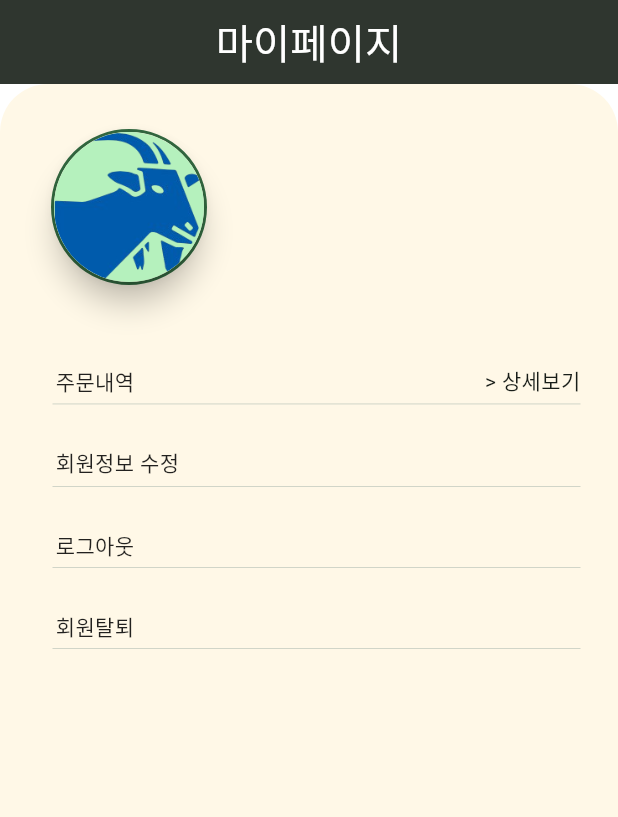
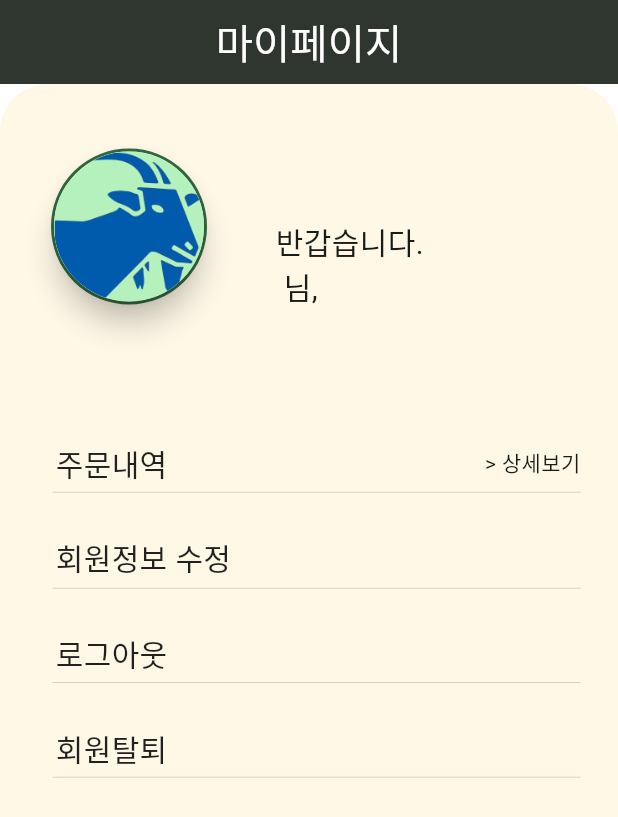
Before and after one commit to ALSDlab/birthday_presents_web_app, a Flutter app: the ProfilePage screen opened directly with empty values, on a phone screen of 412 x 824 dp. Shown: the top 817 px of the screen. Run offline on Flutter 3.47's test engine with Material 3 defaults, Android fonts, the phone set to English and light mode, and no system bars; drawn by our look-alikes of avatar_glow; our stand-ins replace badges, bootstrap_icons, cached_network_image, cloud_firestore, connectivity_plus, firebase_auth and 9 more; missing offline and left inert: bootpay, daum_postcode_search, kpostal_web, vitality; accounts and stored records are empty; generated files the repository leaves out were written again; Roboto replaces fonts that are missing (Jalnan, Kopub).

Commit message:
feat: 프로필 페이지 UI 완료

```diff
--- a/lib/view/page/main_page/main_page.dart
+++ b/lib/view/page/main_page/main_page.dart
@@ -268,15 +268,28 @@ class _MainPageState extends State<MainPage> {
                           const Divider(),
                           const Padding(
                             padding: EdgeInsets.all(8.0),
-                            child: Text(
-                              softWrap: true,//긴 텍스트 줄 바꿈
+                            child: Column(
+                              children: [
+                                Text(
+                                  softWrap: true, //긴 텍스트 줄 바꿈
                                   style: TextStyle(
                                       letterSpacing: 1.1,
                                       height: 1.4,
                                       fontFamily: 'Kopub',
-                                  color: Colors.grey
+                                      color: Colors.grey),
+                                  '상호: 건강담은 민영기염소탕 흑염소진액 | 대표: 임유리 | 주소: 충남 아산시 둔포면 중앙공원로 33번길 3-11 | 사업자번호: 106-53-60883 | 통신판매업신고: 2024-충남아산-0466 | 고객상담실: 010-5837-7427 | e-메일: envy1012@naver.com',
                                 ),
-                              '상호: 민영기염소탕 | 대표: 민영기 | 주소: 충남 아산시 둔포면 중앙공원로 33번길 3-11 | 사업자번호: 186-62-00277 | 통신판매업신고: 2023-충남아산-1498 | 고객상담실: 010-5837-7427 | e-메일: envy1012@naver.com',
+                                SizedBox(height: 15,),
+                                Text(
+                                    softWrap: true, //긴 텍스트 줄 바꿈
+                                    style: TextStyle(
+                                      fontSize: 10,
+                                        letterSpacing: 1.1,
+                                        height: 1.4,
+                                        fontFamily: 'Kopub',
+                                        color: Colors.grey),
+                                    'ⓒ 2024. 건강담은 민영기염소탕 흑염소진액 Co. All rights reserved.'),
+                              ],
                             ),
                           ),
 
--- a/lib/view/page/profile_page/profile_page.dart
+++ b/lib/view/page/profile_page/profile_page.dart
@@ -2,8 +2,10 @@ import 'dart:io';
 
 import 'package:avatar_glow/avatar_glow.dart';
 import 'package:firebase_auth/firebase_auth.dart';
+import 'package:flutter/cupertino.dart';
 import 'package:flutter/foundation.dart';
 import 'package:flutter/material.dart';
+import 'package:flutter/widgets.dart';
 import 'package:flutter_screenutil/flutter_screenutil.dart';
 import 'package:go_router/go_router.dart';
 import 'package:image_picker/image_picker.dart';
@@ -24,7 +26,7 @@ class _ProfilePageState extends State<ProfilePage> {
 
   @override
   Widget build(BuildContext context) {
-    final imageSize = MediaQuery.of(context).size.width / 6;
+    const double imageSize = 100;
     return Scaffold(
       appBar: AppBar(
         automaticallyImplyLeading: false,
@@ -48,7 +50,7 @@ class _ProfilePageState extends State<ProfilePage> {
             child: Container(
               color: const Color(0xFFFFF8E7),
               child: Padding(
-                padding: const EdgeInsets.fromLTRB(25, 30, 25, 10),
+                padding: const EdgeInsets.fromLTRB(25, 40, 25, 10),
                 child: Column(
                   crossAxisAlignment: CrossAxisAlignment.start,
                   children: [
@@ -61,7 +63,7 @@ class _ProfilePageState extends State<ProfilePage> {
                           ),
                           if (_pickedFile == null)
                             Container(
-                              constraints: BoxConstraints(
+                              constraints: const BoxConstraints(
                                 minHeight: imageSize,
                                 minWidth: imageSize,
                               ),
@@ -94,7 +96,7 @@ class _ProfilePageState extends State<ProfilePage> {
                                         backgroundImage: AssetImage(
                                           'assets/images/myk_market_logo.png',
                                         ),
-                                        radius: 50.0,
+                                        radius: imageSize / 2,
                                       ),
                                     ),
                                   ),
@@ -103,7 +105,7 @@ class _ProfilePageState extends State<ProfilePage> {
                             )
                           else
                             Container(
-                              constraints: BoxConstraints(
+                              constraints: const BoxConstraints(
                                 minHeight: imageSize,
                                 minWidth: imageSize,
                               ),
@@ -143,18 +145,25 @@ class _ProfilePageState extends State<ProfilePage> {
                               ),
                             ),
                           SizedBox(
-                            width: 15.h,
+                            width: 50.h,
                           ),
+                          Column(
+                            mainAxisAlignment: MainAxisAlignment.end,
+                            crossAxisAlignment: CrossAxisAlignment.start,
+                            children: [
+                              SizedBox(height: 50,),
+                              const Text('반갑습니다.',style: TextStyle(fontSize: 20),),
                               Text(
-                            FirebaseAuth.instance.currentUser?.displayName ??
-                                '사용자',
+                                '${FirebaseAuth.instance.currentUser?.displayName} 님,',
                                 style: const TextStyle(fontSize: 20),
+                              ),
+                            ],
                           ),
                         ],
                       ),
                     ),
                     SizedBox(
-                      height: 32.h,
+                      height: 70.h,
                     ),
                     Column(
                       crossAxisAlignment: CrossAxisAlignment.start,
@@ -165,10 +174,12 @@ class _ProfilePageState extends State<ProfilePage> {
                                 '/profile_page/order_history_page',
                                 extra: {'hideNavBar': widget.hideNavBar});
                           },
-                          child: const Padding(
-                            padding: EdgeInsets.only(top: 24, left: 12),
-                            child: SizedBox(
-                              child: Row(
+                          child: Padding(
+                            padding: const EdgeInsets.only(top: 24, left: 12),
+                            child: Container(
+                              width: double.infinity,
+                              color: Colors.transparent,
+                              child: const Row(
                                 mainAxisAlignment:
                                     MainAxisAlignment.spaceBetween,
                                 mainAxisSize: MainAxisSize.max,
@@ -176,7 +187,7 @@ class _ProfilePageState extends State<ProfilePage> {
                                   Text(
                                     '주문내역',
                                     style: TextStyle(
-                                      color: Colors.black87,
+                                      color: Colors.black87, fontSize: 20
                                     ),
                                   ),
                                   Text(' > 상세보기'),
@@ -196,17 +207,19 @@ class _ProfilePageState extends State<ProfilePage> {
                             GoRouter.of(context)
                                 .push('/profile_page/edit_user_info_page');
                           },
-                          child: const Padding(
-                            padding: EdgeInsets.only(top: 24, left: 12),
-                            child: SizedBox(
-                              child: Row(
+                          child: Padding(
+                            padding: const EdgeInsets.only(top: 24, left: 12),
+                            child: Container(
+                              width: double.infinity,
+                              color: Colors.transparent,
+                              child: const Row(
                                 mainAxisSize: MainAxisSize.max,
                                 mainAxisAlignment: MainAxisAlignment.start,
                                 children: [
                                   Text(
                                     '회원정보 수정',
                                     style: TextStyle(
-                                      color: Colors.black87,
+                                      color: Colors.black87,  fontSize: 20
                                     ),
                                   ),
                                 ],
@@ -238,19 +251,23 @@ class _ProfilePageState extends State<ProfilePage> {
                             }
                             GoRouter.of(context).go('/main_page');
                           },
-                          child: const Padding(
-                            padding: EdgeInsets.only(top: 24, left: 12),
-                            child: Row(
+                          child: Padding(
+                            padding: const EdgeInsets.only(top: 24, left: 12),
+                            child: Container(
+                              width: double.infinity,
+                              color: Colors.transparent,
+                              child: const Row(
                                 mainAxisSize: MainAxisSize.max,
                                 mainAxisAlignment: MainAxisAlignment.start,
                                 children: [
                                   Text(
                                     '로그아웃',
                                     style: TextStyle(
-                                    color: Colors.black87,
+                                      color: Colors.black87, fontSize: 20
                                     ),
                                   ),
                                 ],
+                              ),
                             ),
                           ),
                         ),
@@ -263,19 +280,23 @@ class _ProfilePageState extends State<ProfilePage> {
                           onTap: () {
                             //TODO: 회원탈퇴 기능 넣기
                           },
-                          child: const Padding(
-                            padding: EdgeInsets.only(top: 24, left: 12),
-                            child: Row(
+                          child: Padding(
+                            padding: const EdgeInsets.only(top: 24, left: 12),
+                            child: Container(
+                              width: double.infinity,
+                              color: Colors.transparent,
+                              child: const Row(
                                 mainAxisSize: MainAxisSize.max,
                                 mainAxisAlignment: MainAxisAlignment.start,
                                 children: [
                                   Text(
                                     '회원탈퇴',
                                     style: TextStyle(
-                                    color: Colors.black87,
+                                      color: Colors.black87, fontSize: 20
                                     ),
                                   ),
                                 ],
+                              ),
                             ),
                           ),
                         ),
```
Lines whose indentation alone changed are shown as unchanged.
